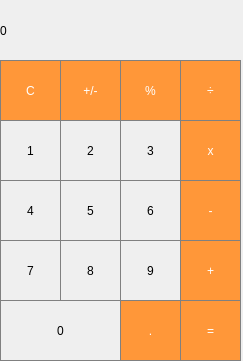
First picture: the form in Calculator/mainwindow.ui, repository Arsenic-ATG/Qt-calculator, before the edit.
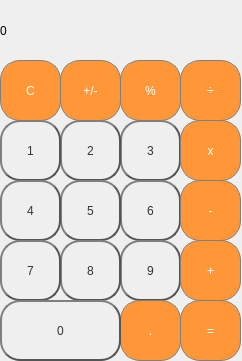
Second picture: the form after the edit.

Commit message: Theme: rounded corners

Patch:
```diff
--- a/Calculator/mainwindow.ui
+++ b/Calculator/mainwindow.ui
@@ -6,7 +6,7 @@
    <rect>
     <x>0</x>
     <y>0</y>
-    <width>243</width>
+    <width>242</width>
     <height>361</height>
    </rect>
   </property>
@@ -53,7 +53,9 @@
 
 QPushButton {
   background-color: rgb(215, 215, 215);
-  border: 1px solid gray;
+  border: 2px solid #555;
+border-radius: 20px;
+border-style: outset;
 }
 QPushButton:pressed {
     background-color: qlineargradient(x1: 0, y1: 0, x2: 0, y2: 1,
@@ -92,7 +94,9 @@
 
 QPushButton {
   background-color: rgb(215, 215, 215);
-  border: 1px solid gray;
+  border: 2px solid #555;
+border-radius: 20px;
+border-style: outset;
 }
 QPushButton:pressed {
     background-color: qlineargradient(x1: 0, y1: 0, x2: 0, y2: 1,
@@ -131,7 +135,9 @@
 
 QPushButton {
   background-color: rgb(215, 215, 215);
-  border: 1px solid gray;
+  border: 2px solid #555;
+border-radius: 20px;
+border-style: outset;
 }
 QPushButton:pressed {
     background-color: qlineargradient(x1: 0, y1: 0, x2: 0, y2: 1,
@@ -170,7 +176,9 @@
 
 QPushButton {
   background-color: rgb(215, 215, 215);
-  border: 1px solid gray;
+  border: 2px solid #555;
+border-radius: 20px;
+border-style: outset;
 }
 QPushButton:pressed {
     background-color: qlineargradient(x1: 0, y1: 0, x2: 0, y2: 1,
@@ -205,16 +213,32 @@
      </rect>
     </property>
     <property name="styleSheet">
-     <string notr="true">/* Digits 0-9 Stylesheet */
-QPushButton {
-   border: 1px solid gray;
+     <string notr="true">QPushButton {
+color: #333;
+border: 2px solid #555;
+border-radius: 20px;
+border-style: outset;
+background: qradialgradient(
+cx: 0.3, cy: -0.4, fx: 0.3, fy: -0.4,
+radius: 1.35, stop: 0 #fff, stop: 1 #888
+);
+padding: 5px;
 }
+
+QPushButton:hover {
+background: qradialgradient(
+cx: 0.3, cy: -0.4, fx: 0.3, fy: -0.4,
+radius: 1.35, stop: 0 #fff, stop: 1 #bbb
+);
+}
+
 QPushButton:pressed {
-    background-color: qlineargradient(x1: 0, y1: 0, x2: 0, y2: 1,
-                                      stop: 0 #dadbde, stop: 1 #f6f7fa);
-}
-
-/* End Digits 0-9 Stylesheet */</string>
+border-style: inset;
+background: qradialgradient(
+cx: 0.4, cy: -0.1, fx: 0.4, fy: -0.1,
+radius: 1.35, stop: 0 #fff, stop: 1 #ddd
+);
+}</string>
     </property>
     <property name="text">
      <string>3</string>
@@ -230,16 +254,32 @@
      </rect>
     </property>
     <property name="styleSheet">
-     <string notr="true">/* Digits 0-9 Stylesheet */
-QPushButton {
-   border: 1px solid gray;
+     <string notr="true">QPushButton {
+color: #333;
+border: 2px solid #555;
+border-radius: 20px;
+border-style: outset;
+background: qradialgradient(
+cx: 0.3, cy: -0.4, fx: 0.3, fy: -0.4,
+radius: 1.35, stop: 0 #fff, stop: 1 #888
+);
+padding: 5px;
 }
+
+QPushButton:hover {
+background: qradialgradient(
+cx: 0.3, cy: -0.4, fx: 0.3, fy: -0.4,
+radius: 1.35, stop: 0 #fff, stop: 1 #bbb
+);
+}
+
 QPushButton:pressed {
-    background-color: qlineargradient(x1: 0, y1: 0, x2: 0, y2: 1,
-                                      stop: 0 #dadbde, stop: 1 #f6f7fa);
-}
-
-/* End Digits 0-9 Stylesheet */</string>
+border-style: inset;
+background: qradialgradient(
+cx: 0.4, cy: -0.1, fx: 0.4, fy: -0.1,
+radius: 1.35, stop: 0 #fff, stop: 1 #ddd
+);
+}</string>
     </property>
     <property name="text">
      <string>2</string>
@@ -259,7 +299,9 @@
 
 QPushButton {
   background-color: rgb(215, 215, 215);
-  border: 1px solid gray;
+  border: 2px solid #555;
+border-radius: 20px;
+border-style: outset;
 }
 QPushButton:pressed {
     background-color: qlineargradient(x1: 0, y1: 0, x2: 0, y2: 1,
@@ -294,16 +336,32 @@
      </rect>
     </property>
     <property name="styleSheet">
-     <string notr="true">/* Digits 0-9 Stylesheet */
-QPushButton {
-   border: 1px solid gray;
+     <string notr="true">QPushButton {
+color: #333;
+border: 2px solid #555;
+border-radius: 20px;
+border-style: outset;
+background: qradialgradient(
+cx: 0.3, cy: -0.4, fx: 0.3, fy: -0.4,
+radius: 1.35, stop: 0 #fff, stop: 1 #888
+);
+padding: 5px;
 }
+
+QPushButton:hover {
+background: qradialgradient(
+cx: 0.3, cy: -0.4, fx: 0.3, fy: -0.4,
+radius: 1.35, stop: 0 #fff, stop: 1 #bbb
+);
+}
+
 QPushButton:pressed {
-    background-color: qlineargradient(x1: 0, y1: 0, x2: 0, y2: 1,
-                                      stop: 0 #dadbde, stop: 1 #f6f7fa);
-}
-
-/* End Digits 0-9 Stylesheet */</string>
+border-style: inset;
+background: qradialgradient(
+cx: 0.4, cy: -0.1, fx: 0.4, fy: -0.1,
+radius: 1.35, stop: 0 #fff, stop: 1 #ddd
+);
+}</string>
     </property>
     <property name="text">
      <string>1</string>
@@ -319,16 +377,30 @@
      </rect>
     </property>
     <property name="styleSheet">
-     <string notr="true">/* Digits 0-9 Stylesheet */
-QPushButton {
-   border: 1px solid gray;
+     <string notr="true">QPushButton {
+color: #333;
+border: 2px solid #555;
+border-radius: 20px;
+border-style: outset;
+background: qradialgradient(
+cx: 0.3, cy: -0.4, fx: 0.3, fy: -0.4,
+radius: 1.35, stop: 0 #fff, stop: 1 #888
+);
+padding: 5px;
 }
+
+QPushButton:hover {
+background: qradialgradient(
+cx: 0.3, cy: -0.4, fx: 0.3, fy: -0.4,
+radius: 1.35, stop: 0 #fff, stop: 1 #bbb
+);
+}
+
 QPushButton:pressed {
     background-color: qlineargradient(x1: 0, y1: 0, x2: 0, y2: 1,
                                       stop: 0 #dadbde, stop: 1 #f6f7fa);
 }
-
-/* End Digits 0-9 Stylesheet */</string>
+</string>
     </property>
     <property name="text">
      <string>6</string>
@@ -344,16 +416,32 @@
      </rect>
     </property>
     <property name="styleSheet">
-     <string notr="true">/* Digits 0-9 Stylesheet */
-QPushButton {
-   border: 1px solid gray;
+     <string notr="true">QPushButton {
+color: #333;
+border: 2px solid #555;
+border-radius: 20px;
+border-style: outset;
+background: qradialgradient(
+cx: 0.3, cy: -0.4, fx: 0.3, fy: -0.4,
+radius: 1.35, stop: 0 #fff, stop: 1 #888
+);
+padding: 5px;
 }
+
+QPushButton:hover {
+background: qradialgradient(
+cx: 0.3, cy: -0.4, fx: 0.3, fy: -0.4,
+radius: 1.35, stop: 0 #fff, stop: 1 #bbb
+);
+}
+
 QPushButton:pressed {
-    background-color: qlineargradient(x1: 0, y1: 0, x2: 0, y2: 1,
-                                      stop: 0 #dadbde, stop: 1 #f6f7fa);
-}
-
-/* End Digits 0-9 Stylesheet */</string>
+border-style: inset;
+background: qradialgradient(
+cx: 0.4, cy: -0.1, fx: 0.4, fy: -0.1,
+radius: 1.35, stop: 0 #fff, stop: 1 #ddd
+);
+}</string>
     </property>
     <property name="text">
      <string>5</string>
@@ -373,7 +461,9 @@
 
 QPushButton {
   background-color: rgb(215, 215, 215);
-  border: 1px solid gray;
+  border: 2px solid #555;
+border-radius: 20px;
+border-style: outset;
 }
 QPushButton:pressed {
     background-color: qlineargradient(x1: 0, y1: 0, x2: 0, y2: 1,
@@ -408,16 +498,32 @@
      </rect>
     </property>
     <property name="styleSheet">
-     <string notr="true">/* Digits 0-9 Stylesheet */
-QPushButton {
-   border: 1px solid gray;
+     <string notr="true">QPushButton {
+color: #333;
+border: 2px solid #555;
+border-radius: 20px;
+border-style: outset;
+background: qradialgradient(
+cx: 0.3, cy: -0.4, fx: 0.3, fy: -0.4,
+radius: 1.35, stop: 0 #fff, stop: 1 #888
+);
+padding: 5px;
 }
+
+QPushButton:hover {
+background: qradialgradient(
+cx: 0.3, cy: -0.4, fx: 0.3, fy: -0.4,
+radius: 1.35, stop: 0 #fff, stop: 1 #bbb
+);
+}
+
 QPushButton:pressed {
-    background-color: qlineargradient(x1: 0, y1: 0, x2: 0, y2: 1,
-                                      stop: 0 #dadbde, stop: 1 #f6f7fa);
-}
-
-/* End Digits 0-9 Stylesheet */</string>
+border-style: inset;
+background: qradialgradient(
+cx: 0.4, cy: -0.1, fx: 0.4, fy: -0.1,
+radius: 1.35, stop: 0 #fff, stop: 1 #ddd
+);
+}</string>
     </property>
     <property name="text">
      <string>4</string>
@@ -433,16 +539,30 @@
      </rect>
     </property>
     <property name="styleSheet">
-     <string notr="true">/* Digits 0-9 Stylesheet */
-QPushButton {
-   border: 1px solid gray;
+     <string notr="true">QPushButton {
+color: #333;
+border: 2px solid #555;
+border-radius: 20px;
+border-style: outset;
+background: qradialgradient(
+cx: 0.3, cy: -0.4, fx: 0.3, fy: -0.4,
+radius: 1.35, stop: 0 #fff, stop: 1 #888
+);
+padding: 5px;
 }
+
+QPushButton:hover {
+background: qradialgradient(
+cx: 0.3, cy: -0.4, fx: 0.3, fy: -0.4,
+radius: 1.35, stop: 0 #fff, stop: 1 #bbb
+);
+}
+
 QPushButton:pressed {
     background-color: qlineargradient(x1: 0, y1: 0, x2: 0, y2: 1,
                                       stop: 0 #dadbde, stop: 1 #f6f7fa);
 }
-
-/* End Digits 0-9 Stylesheet */</string>
+</string>
     </property>
     <property name="text">
      <string>9</string>
@@ -458,16 +578,32 @@
      </rect>
     </property>
     <property name="styleSheet">
-     <string notr="true">/* Digits 0-9 Stylesheet */
-QPushButton {
-   border: 1px solid gray;
+     <string notr="true">QPushButton {
+color: #333;
+border: 2px solid #555;
+border-radius: 20px;
+border-style: outset;
+background: qradialgradient(
+cx: 0.3, cy: -0.4, fx: 0.3, fy: -0.4,
+radius: 1.35, stop: 0 #fff, stop: 1 #888
+);
+padding: 5px;
 }
+
+QPushButton:hover {
+background: qradialgradient(
+cx: 0.3, cy: -0.4, fx: 0.3, fy: -0.4,
+radius: 1.35, stop: 0 #fff, stop: 1 #bbb
+);
+}
+
 QPushButton:pressed {
-    background-color: qlineargradient(x1: 0, y1: 0, x2: 0, y2: 1,
-                                      stop: 0 #dadbde, stop: 1 #f6f7fa);
-}
-
-/* End Digits 0-9 Stylesheet */</string>
+border-style: inset;
+background: qradialgradient(
+cx: 0.4, cy: -0.1, fx: 0.4, fy: -0.1,
+radius: 1.35, stop: 0 #fff, stop: 1 #ddd
+);
+}</string>
     </property>
     <property name="text">
      <string>8</string>
@@ -487,7 +623,9 @@
 
 QPushButton {
   background-color: rgb(215, 215, 215);
-  border: 1px solid gray;
+  border: 2px solid #555;
+border-radius: 20px;
+border-style: outset;
 }
 QPushButton:pressed {
     background-color: qlineargradient(x1: 0, y1: 0, x2: 0, y2: 1,
@@ -522,16 +660,32 @@
      </rect>
     </property>
     <property name="styleSheet">
-     <string notr="true">/* Digits 0-9 Stylesheet */
-QPushButton {
-   border: 1px solid gray;
+     <string notr="true">QPushButton {
+color: #333;
+border: 2px solid #555;
+border-radius: 20px;
+border-style: outset;
+background: qradialgradient(
+cx: 0.3, cy: -0.4, fx: 0.3, fy: -0.4,
+radius: 1.35, stop: 0 #fff, stop: 1 #888
+);
+padding: 5px;
 }
+
+QPushButton:hover {
+background: qradialgradient(
+cx: 0.3, cy: -0.4, fx: 0.3, fy: -0.4,
+radius: 1.35, stop: 0 #fff, stop: 1 #bbb
+);
+}
+
 QPushButton:pressed {
-    background-color: qlineargradient(x1: 0, y1: 0, x2: 0, y2: 1,
-                                      stop: 0 #dadbde, stop: 1 #f6f7fa);
-}
-
-/* End Digits 0-9 Stylesheet */</string>
+border-style: inset;
+background: qradialgradient(
+cx: 0.4, cy: -0.1, fx: 0.4, fy: -0.1,
+radius: 1.35, stop: 0 #fff, stop: 1 #ddd
+);
+}</string>
     </property>
     <property name="text">
      <string>7</string>
@@ -551,7 +705,9 @@
 
 QPushButton {
   background-color: rgb(215, 215, 215);
-  border: 1px solid gray;
+  border: 2px solid #555;
+border-radius: 20px;
+border-style: outset;
 }
 QPushButton:pressed {
     background-color: qlineargradient(x1: 0, y1: 0, x2: 0, y2: 1,
@@ -586,16 +742,32 @@
      </rect>
     </property>
     <property name="styleSheet">
-     <string notr="true">/* Digits 0-9 Stylesheet */
-QPushButton {
-   border: 1px solid gray;
+     <string notr="true">QPushButton {
+color: #333;
+border: 2px solid #555;
+border-radius: 20px;
+border-style: outset;
+background: qradialgradient(
+cx: 0.3, cy: -0.4, fx: 0.3, fy: -0.4,
+radius: 1.35, stop: 0 #fff, stop: 1 #888
+);
+padding: 5px;
 }
+
+QPushButton:hover {
+background: qradialgradient(
+cx: 0.3, cy: -0.4, fx: 0.3, fy: -0.4,
+radius: 1.35, stop: 0 #fff, stop: 1 #bbb
+);
+}
+
 QPushButton:pressed {
-    background-color: qlineargradient(x1: 0, y1: 0, x2: 0, y2: 1,
-                                      stop: 0 #dadbde, stop: 1 #f6f7fa);
-}
-
-/* End Digits 0-9 Stylesheet */</string>
+border-style: inset;
+background: qradialgradient(
+cx: 0.4, cy: -0.1, fx: 0.4, fy: -0.1,
+radius: 1.35, stop: 0 #fff, stop: 1 #ddd
+);
+}</string>
     </property>
     <property name="text">
      <string>0</string>
@@ -615,7 +787,9 @@
 
 QPushButton {
   background-color: rgb(215, 215, 215);
-  border: 1px solid gray;
+  border: 2px solid #555;
+border-radius: 20px;
+border-style: outset;
 }
 QPushButton:pressed {
     background-color: qlineargradient(x1: 0, y1: 0, x2: 0, y2: 1,
```
Left out of the diff: 14 changed lines with no effect on the pictures. The commit also changes 1 other file.
